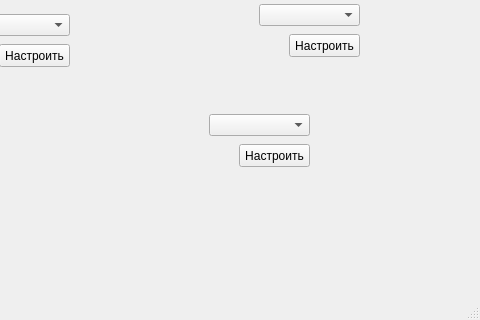
maluginp/Tsunami, file src/Tsunami/AnalysisWindow.ui: the form before one commit; both pictures show x 311 to 791 and y 226 to 546 of the 791 by 546 pixel window.
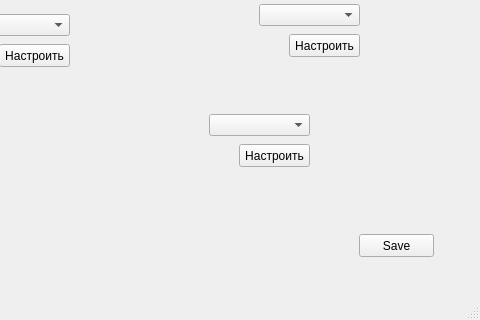
The form after the commit. Icons and pictures are not drawn.

Commit message: Правки анализа

```diff
--- a/src/Tsunami/AnalysisWindow.ui
+++ b/src/Tsunami/AnalysisWindow.ui
@@ -456,6 +456,19 @@
      <string>Настроить</string>
     </property>
    </widget>
+   <widget class="QPushButton" name="saveButton">
+    <property name="geometry">
+     <rect>
+      <x>670</x>
+      <y>460</y>
+      <width>75</width>
+      <height>23</height>
+     </rect>
+    </property>
+    <property name="text">
+     <string>Save</string>
+    </property>
+   </widget>
   </widget>
   <widget class="QMenuBar" name="menubar">
    <property name="geometry">
```
The commit also changes 2 other files.
